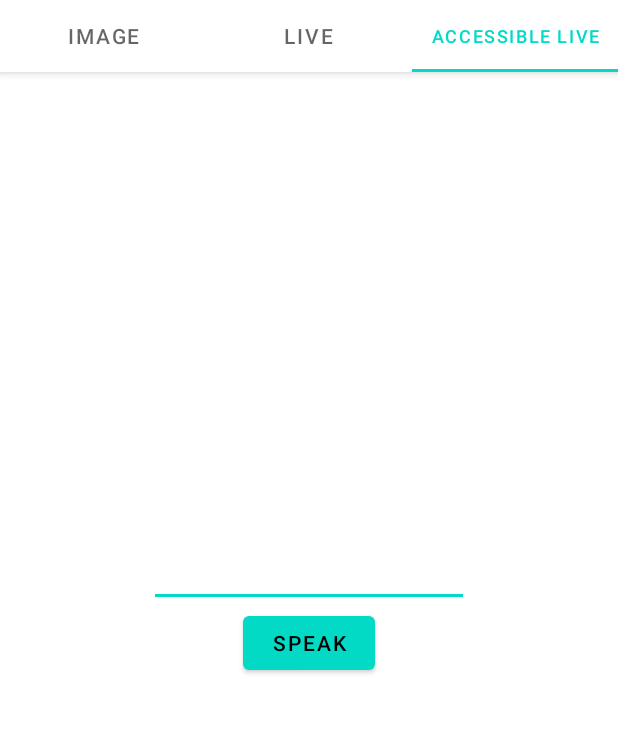
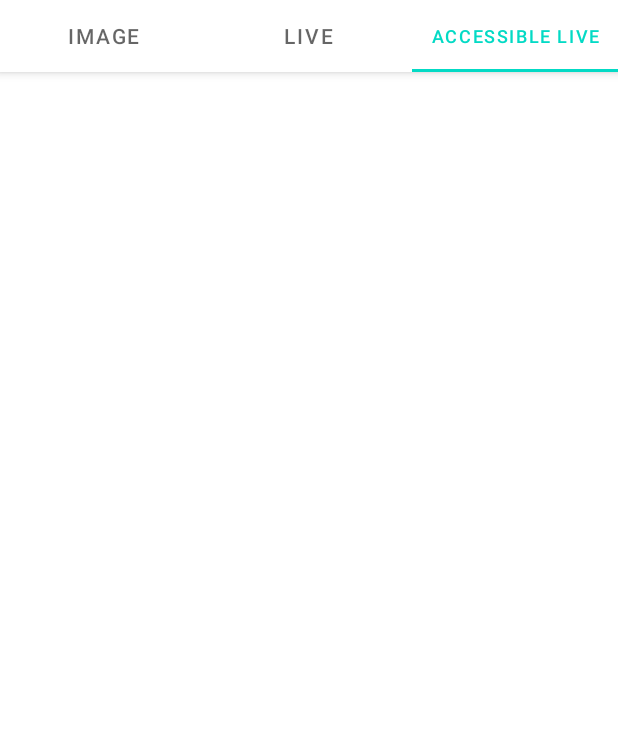
Before and after one commit to ComanacDragos/PublicTransportDetector, an Android app: the screen it shows after launch (MainActivity), tab 3 chosen, on a phone screen of 412 x 824 dp, the part 89-822 px from its top. Run offline under Robolectric (Android 15) with nearby library versions, the phone set to English and light mode, and no system bars; our stand-ins replace Room's generated code; libraries missing offline, so code that uses them is left out: androidx.camera.core, androidx.camera.lifecycle, org.tensorflow.lite; 5 statements that could not run were skipped.

Commit message:
continued accessible fragment

```diff
--- a/mobile_app/app/src/main/res/layout/fragment_live_accessible.xml
+++ b/mobile_app/app/src/main/res/layout/fragment_live_accessible.xml
@@ -1,7 +1,5 @@
 <?xml version="1.0" encoding="utf-8"?>
-<androidx.constraintlayout.widget.ConstraintLayout
-    xmlns:android="http://schemas.android.com/apk/res/android"
-    xmlns:app="http://schemas.android.com/apk/res-auto"
+<androidx.constraintlayout.widget.ConstraintLayout xmlns:android="http://schemas.android.com/apk/res/android"
     xmlns:tools="http://schemas.android.com/tools"
     android:layout_width="match_parent"
     android:layout_height="match_parent"
@@ -13,19 +11,13 @@
         android:layout_height="match_parent"
         android:orientation="vertical"
         android:gravity="center">
-        <EditText
-            android:id="@+id/edittextInput"
+
+        <TextView
+            android:id="@+id/errorTextView"
             android:layout_width="wrap_content"
             android:layout_height="wrap_content"
-            android:ems="10" >
-            <requestFocus />
-        </EditText>
-
-        <Button
-            android:id="@+id/buttonSpeak"
-            android:layout_width="wrap_content"
-            android:layout_height="wrap_content"
-            android:text="Speak" />
+            android:layout_gravity="center"
+            android:layout_marginTop="10dp" />
     </LinearLayout>
 
 </androidx.constraintlayout.widget.ConstraintLayout>
```
Also changed, not shown: mobile_app/app/src/main/java/ro/ubb/mobile_app/detection/Detector.kt (+22 -24 lines), mobile_app/app/src/main/java/ro/ubb/mobile_app/live/AccessibleLiveFragment.kt (+67 -18 lines), mobile_app/app/src/main/java/ro/ubb/mobile_app/live/AccessibleLiveFragmentViewModel.kt (added, +30 -0 lines).
